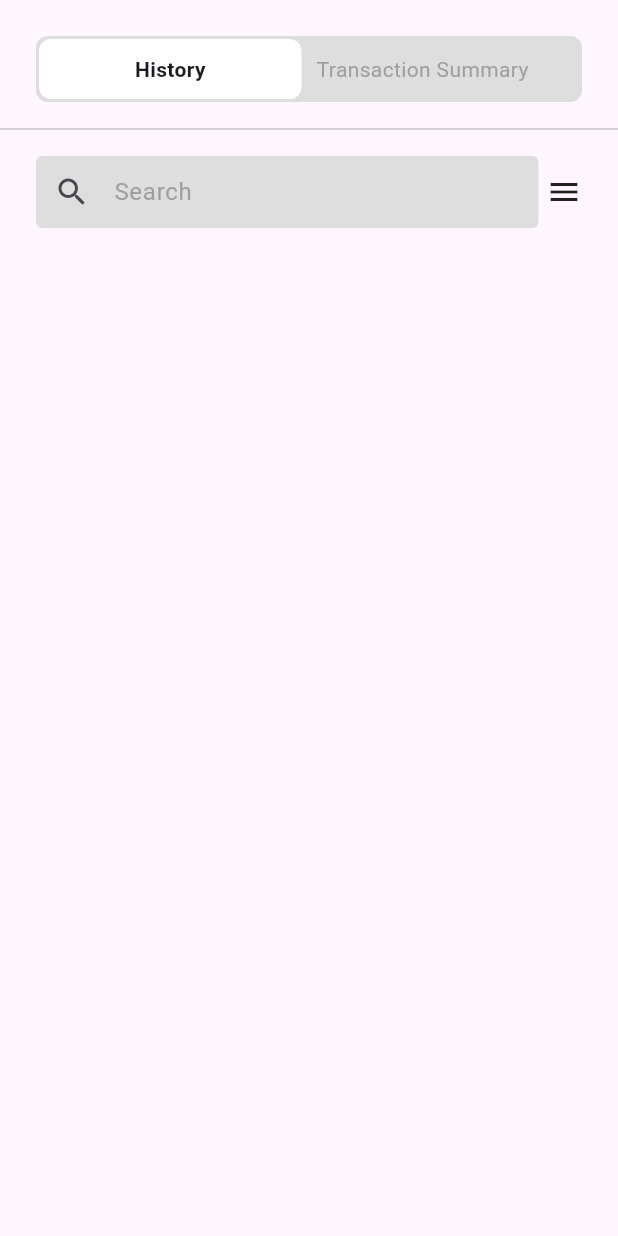
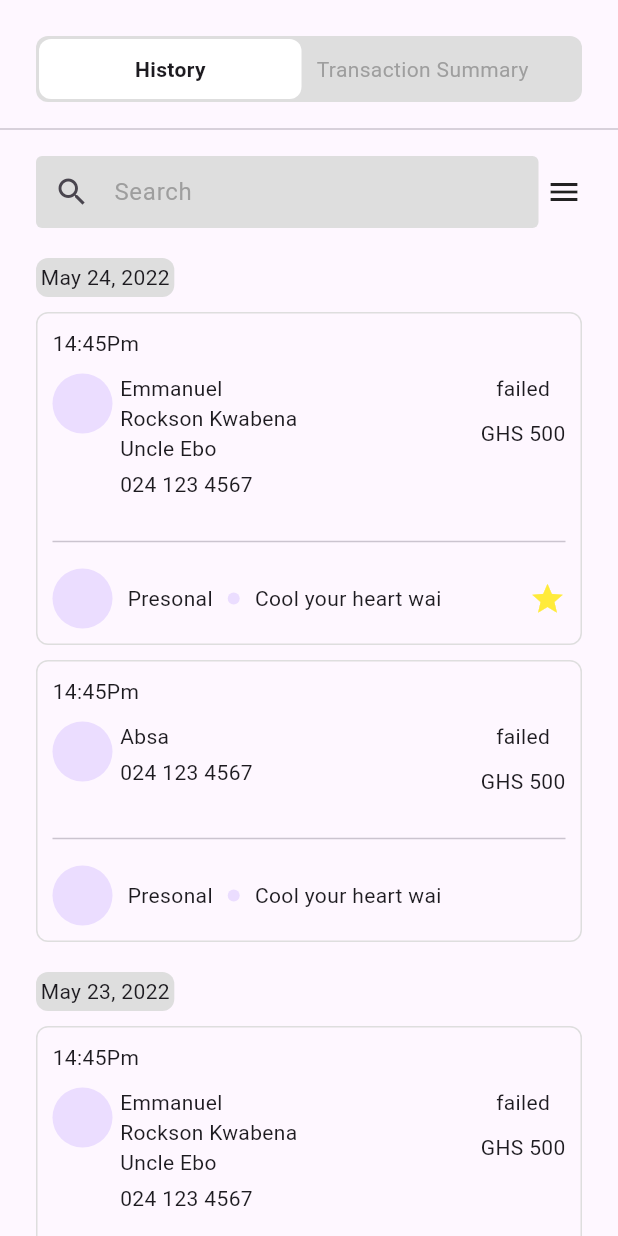
Before and after one commit to Issah-Dundason/hubtel-coding-challenge-repo, a Flutter app: the HistoryPage screen opened directly, on a phone screen of 412 x 824 dp. Run offline on Flutter 3.47's test engine with Material 3 defaults, Android fonts, the phone set to English and light mode, and no system bars.

Commit message:
feat: add transaction card

```diff
--- a/lib/app_bar.dart
+++ b/lib/app_bar.dart
@@ -8,7 +8,7 @@ class HistoryAppBar extends StatefulWidget implements PreferredSizeWidget {
   State<HistoryAppBar> createState() => _HistoryAppBarState();
 
   @override
-  Size get preferredSize => const Size.fromHeight(152);
+  Size get preferredSize => const Size.fromHeight(172);
 }
 
 class _HistoryAppBarState extends State<HistoryAppBar> {
@@ -50,7 +50,8 @@ class _HistoryAppBarState extends State<HistoryAppBar> {
               Icon(Icons.menu)
             ],
           ),
-        )
+        ),
+        const SizedBox(height: 20),
       ],
     ));
   }
--- a/lib/history_page.dart
+++ b/lib/history_page.dart
@@ -1,5 +1,7 @@
 import 'package:flutter/material.dart';
 import 'package:hubtel_coding/app_bar.dart';
+import 'package:hubtel_coding/models.dart';
+import 'package:hubtel_coding/transaction_card.dart';
 
 class HistoryPage extends StatefulWidget {
   const HistoryPage({super.key});
@@ -9,10 +11,92 @@ class HistoryPage extends StatefulWidget {
 }
 
 class _HistoryPageState extends State<HistoryPage> {
+  final history = [
+    TransactionHistory(date: "May 24, 2022", transactions: [
+      Transaction(
+          time: "14:45Pm",
+          name: "Emmanuel Rockson Kwabena Uncle Ebo",
+          contact: "024 123 4567",
+          favorite: true,
+          amount: "500"),
+      Transaction(
+          time: "14:45Pm",
+          name: "Absa",
+          contact: "024 123 4567",
+          amount: "500",
+          status: TransactionStatus.failed)
+    ]),
+    TransactionHistory(date: "May 23, 2022", transactions: [
+      Transaction(
+          time: "14:45Pm",
+          name: "Emmanuel Rockson Kwabena Uncle Ebo",
+          contact: "024 123 4567",
+          amount: "500"),
+      Transaction(
+          time: "14:45Pm",
+          name: "Absa",
+          contact: "024 123 4567",
+          amount: "500",
+          status: TransactionStatus.failed)
+    ])
+  ];
+
+  bool showLoader = true;
+
+  @override
+  void initState() {
+    Future.delayed(
+        const Duration(seconds: 1), () => setState(() => showLoader = false));
+    super.initState();
+  }
+
   @override
   Widget build(BuildContext context) {
     return Scaffold(
       appBar: const HistoryAppBar(),
+      body: Column(
+        children: [
+          if (showLoader)
+            const Expanded(
+                child: Center(
+              child: CircularProgressIndicator(),
+            ))
+          else
+            Expanded(
+              child: ListView.separated(
+                  padding: const EdgeInsets.symmetric(horizontal: 24),
+                  itemBuilder: (_, i) {
+                    return Column(
+                      crossAxisAlignment: CrossAxisAlignment.start,
+                      children: [
+                        Container(
+                            padding: const EdgeInsets.all(3),
+                            decoration: BoxDecoration(
+                                color: const Color(0xFFDEDEDE),
+                                borderRadius: BorderRadius.circular(8)),
+                            child: Text(history[i].date)),
+                        const SizedBox(height: 10),
+                        ListView.separated(
+                            shrinkWrap: true,
+                            physics: const ClampingScrollPhysics(),
+                            itemBuilder: (_, k) {
+                              return TransactionCard(
+                                  transaction: history[i].transactions[k]);
+                            },
+                            separatorBuilder: (_, i) {
+                              return const SizedBox(height: 10);
+                            },
+                            itemCount: history[i].transactions.length)
+                      ],
+                    );
+                  },
+                  separatorBuilder: (_, i) {
+                    return const SizedBox(height: 20);
+                  },
+                  itemCount: history.length),
+            )
+        ],
+      ),
     );
   }
 }
--- /dev/null
+++ b/lib/models.dart
@@ -0,0 +1,34 @@
+// This model or class represents a transaction history for a particular date
+class TransactionHistory {
+  final String date;
+  final List<Transaction> transactions;
+
+  TransactionHistory({required this.date, required this.transactions});
+}
+
+// This model or class represents the data present on a history card
+class Transaction {
+  final String time;
+  final String message;
+  final String name;
+  final String contact;
+  final bool favorite;
+  final String currency;
+  final String amount;
+  final String reasonStatus;
+  final TransactionStatus status;
+
+  Transaction({
+    required this.time,
+    this.message = "Cool your heart wai",
+    required this.name,
+    required this.contact,
+    this.favorite = false,
+    this.currency = "GHS",
+    required this.amount,
+    this.reasonStatus = "Personal",
+    this.status = TransactionStatus.failed,
+  });
+}
+
+enum TransactionStatus { failed, success }
--- /dev/null
+++ b/lib/transaction_card.dart
@@ -0,0 +1,89 @@
+import 'package:flutter/material.dart';
+import 'package:hubtel_coding/models.dart';
+
+// This widget represents a transaction card
+class TransactionCard extends StatelessWidget {
+  const TransactionCard({super.key, required this.transaction});
+
+  final Transaction transaction;
+
+  @override
+  Widget build(BuildContext context) {
+    return Container(
+      padding: const EdgeInsets.all(10),
+      decoration: BoxDecoration(
+          borderRadius: BorderRadius.circular(8),
+          border: Border.all(color: const Color(0xFFDEDEDE))),
+      child: Column(
+        mainAxisSize: MainAxisSize.min,
+        crossAxisAlignment: CrossAxisAlignment.start,
+        children: [
+          Text(transaction.time),
+          const SizedBox(height: 10),
+          Row(
+            crossAxisAlignment: CrossAxisAlignment.start,
+            children: [
+              Expanded(
+                child: Row(
+                  crossAxisAlignment: CrossAxisAlignment.start,
+                  children: [
+                    CircleAvatar(),
+                    const SizedBox(width: 5),
+                    Expanded(
+                      child: Column(
+                        mainAxisSize: MainAxisSize.min,
+                        crossAxisAlignment: CrossAxisAlignment.start,
+                        children: [
+                          SizedBox(width: 120, child: Text(transaction.name)),
+                          const SizedBox(height: 4),
+                          Text(transaction.contact)
+                        ],
+                      ),
+                    )
+                  ],
+                ),
+              ),
+              Column(
+                mainAxisAlignment: MainAxisAlignment.start,
+                children: [
+                  Text(transaction.status == TransactionStatus.success
+                      ? "Successful"
+                      : "failed"),
+                  const SizedBox(height: 10),
+                  Text("${transaction.currency} ${transaction.amount}")
+                ],
+              )
+            ],
+          ),
+          SizedBox(height: 20),
+          Divider(),
+          SizedBox(height: 10),
+          Row(
+            mainAxisAlignment: MainAxisAlignment.spaceBetween,
+            children: [
+              Row(
+                mainAxisSize: MainAxisSize.min,
+                children: [
+                  CircleAvatar(),
+                  const SizedBox(width: 10),
+                  Text('Presonal'),
+                  const SizedBox(width: 10),
+                  CircleAvatar(
+                    radius: 4,
+                  ),
+                  const SizedBox(width: 10),
+                  Text('${transaction.message}'),
+                ],
+              ),
+              if (transaction.favorite)
+                Icon(
+                  Icons.star,
+                  color: Colors.yellow,
+                )
+            ],
+          )
+        ],
+      ),
+    );
+  }
+}
```
